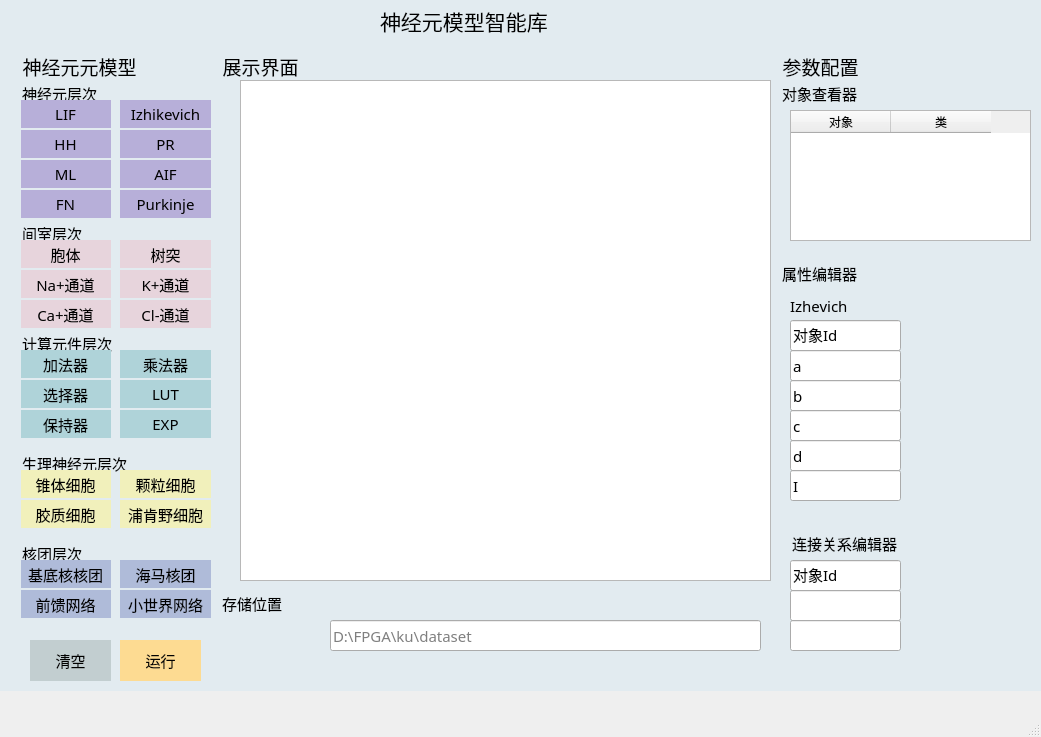
Before: the Qt Designer form UI/DDNA.ui in jingxuantju/Neurondatabase, drawn with Qt 5.
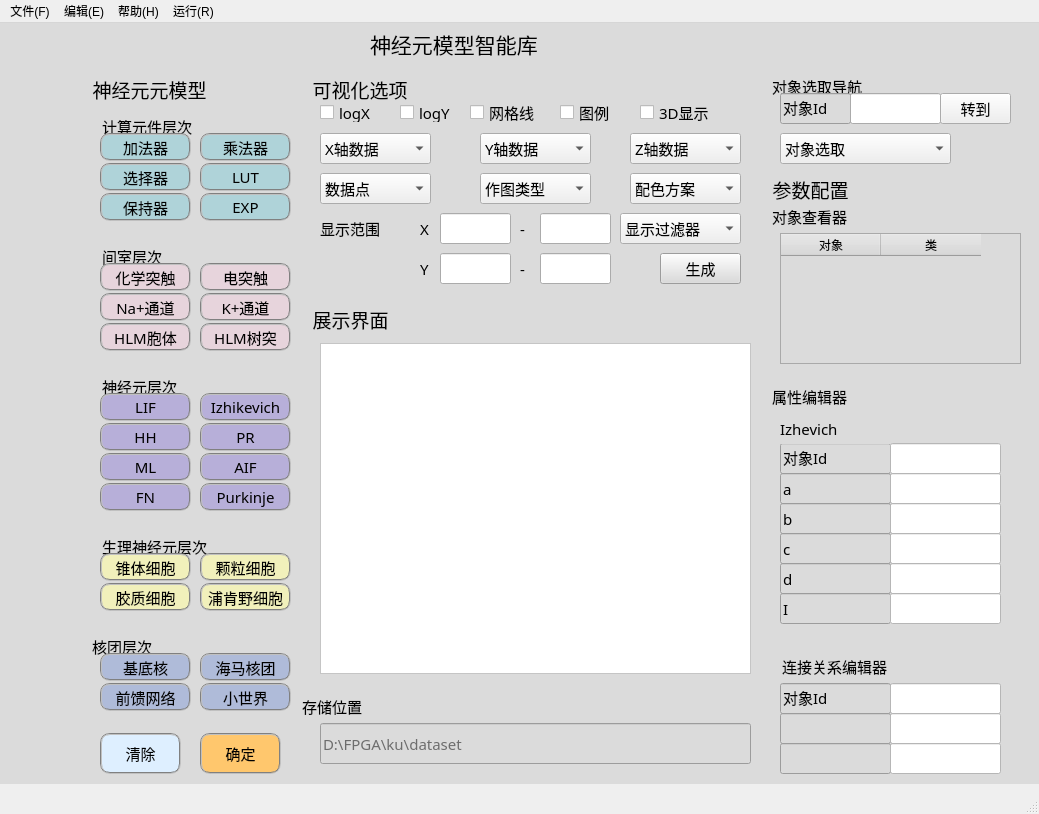
After: the same form once the commit is applied. Icons and pictures are not drawn.

Diff of the .ui file:
```diff
--- a/UI/DDNA.ui
+++ b/UI/DDNA.ui
@@ -6,8 +6,8 @@
    <rect>
     <x>0</x>
     <y>0</y>
-    <width>1041</width>
-    <height>737</height>
+    <width>1039</width>
+    <height>814</height>
    </rect>
   </property>
   <property name="windowTitle">
@@ -15,7 +15,7 @@
   </property>
   <property name="styleSheet">
    <string notr="true">QGroupBox {
-            background-color:#e2ebf0;          
+            background-color:#dbdbdb;          
 			border-style: solid;
         }</string>
   </property>
@@ -23,10 +23,10 @@
    <widget class="QGroupBox" name="groupBox_2">
     <property name="geometry">
      <rect>
-      <x>20</x>
+      <x>90</x>
       <y>50</y>
-      <width>211</width>
-      <height>641</height>
+      <width>221</width>
+      <height>711</height>
      </rect>
     </property>
     <property name="font">
@@ -35,14 +35,19 @@
       <pointsize>14</pointsize>
      </font>
     </property>
+    <property name="styleSheet">
+     <string notr="true">QWidget {
+            background-color:#DBDBDB;          
+        }</string>
+    </property>
     <property name="title">
      <string>神经元元模型</string>
     </property>
     <widget class="QGroupBox" name="groupBox_3">
      <property name="geometry">
       <rect>
-       <x>0</x>
-       <y>30</y>
+       <x>10</x>
+       <y>300</y>
        <width>191</width>
        <height>141</height>
       </rect>
@@ -78,6 +83,9 @@
        <string notr="true">QPushButton {
             background-color:#b7afd9;          
 			border-style: solid;
+			border:2px groove gray;
+			border-radius:10px;
+			padding:2px 4px;
         }</string>
       </property>
       <property name="text">
@@ -103,6 +111,9 @@
        <string notr="true">QPushButton {
             background-color:#b7afd9;          
 			border-style: solid;
+			border:2px groove gray;
+			border-radius:10px;
+			padding:2px 4px;
         }</string>
       </property>
       <property name="text">
@@ -131,6 +142,9 @@
        <string notr="true">QPushButton {
             background-color:#b7afd9;          
 			border-style: solid;
+			border:2px groove gray;
+			border-radius:10px;
+			padding:2px 4px;
         }</string>
       </property>
       <property name="text">
@@ -156,6 +170,9 @@
        <string notr="true">QPushButton {
             background-color:#b7afd9;          
 			border-style: solid;
+			border:2px groove gray;
+			border-radius:10px;
+			padding:2px 4px;
         }</string>
       </property>
       <property name="text">
@@ -184,6 +201,9 @@
        <string notr="true">QPushButton {
             background-color:#b7afd9;          
 			border-style: solid;
+			border:2px groove gray;
+			border-radius:10px;
+			padding:2px 4px;
         }</string>
       </property>
       <property name="text">
@@ -212,6 +232,9 @@
        <string notr="true">QPushButton {
             background-color:#b7afd9;          
 			border-style: solid;
+			border:2px groove gray;
+			border-radius:10px;
+			padding:2px 4px;
         }</string>
       </property>
       <property name="text">
@@ -240,6 +263,9 @@
        <string notr="true">QPushButton {
             background-color:#b7afd9;          
 			border-style: solid;
+			border:2px groove gray;
+			border-radius:10px;
+			padding:2px 4px;
         }</string>
       </property>
       <property name="text">
@@ -268,6 +294,9 @@
        <string notr="true">QPushButton {
             background-color:#b7afd9;          
 			border-style: solid;
+			border:2px groove gray;
+			border-radius:10px;
+			padding:2px 4px;
         }</string>
       </property>
       <property name="text">
@@ -278,7 +307,7 @@
     <widget class="QGroupBox" name="groupBox_4">
      <property name="geometry">
       <rect>
-       <x>0</x>
+       <x>10</x>
        <y>170</y>
        <width>191</width>
        <height>111</height>
@@ -315,10 +344,13 @@
        <string notr="true">QPushButton {
             background-color:#e7d4dc;          
 			border-style: solid;
+			border:2px groove gray;
+			border-radius:10px;
+			padding:2px 4px;
         }</string>
       </property>
       <property name="text">
-       <string>胞体</string>
+       <string>化学突触</string>
       </property>
      </widget>
      <widget class="QPushButton" name="dendButton">
@@ -343,10 +375,13 @@
        <string notr="true">QPushButton {
             background-color:#e7d4dc;          
 			border-style: solid;
+			border:2px groove gray;
+			border-radius:10px;
+			padding:2px 4px;
         }</string>
       </property>
       <property name="text">
-       <string>树突</string>
+       <string>电突触</string>
       </property>
      </widget>
      <widget class="QPushButton" name="KButton">
@@ -371,6 +406,9 @@
        <string notr="true">QPushButton {
             background-color:#e7d4dc;          
 			border-style: solid;
+			border:2px groove gray;
+			border-radius:10px;
+			padding:2px 4px;
         }</string>
       </property>
       <property name="text">
@@ -399,6 +437,9 @@
        <string notr="true">QPushButton {
             background-color:#e7d4dc;          
 			border-style: solid;
+			border:2px groove gray;
+			border-radius:10px;
+			padding:2px 4px;
         }</string>
       </property>
       <property name="text">
@@ -427,10 +468,13 @@
        <string notr="true">QPushButton {
             background-color:#e7d4dc;          
 			border-style: solid;
+			border:2px groove gray;
+			border-radius:10px;
+			padding:2px 4px;
         }</string>
       </property>
       <property name="text">
-       <string>Cl-通道</string>
+       <string>HLM树突</string>
       </property>
      </widget>
      <widget class="QPushButton" name="CaButton">
@@ -455,18 +499,21 @@
        <string notr="true">QPushButton {
             background-color:#e7d4dc;          
 			border-style: solid;
+			border:2px groove gray;
+			border-radius:10px;
+			padding:2px 4px;
         }</string>
       </property>
       <property name="text">
-       <string>Ca+通道</string>
+       <string>HLM胞体</string>
       </property>
      </widget>
     </widget>
     <widget class="QGroupBox" name="groupBox_5">
      <property name="geometry">
       <rect>
-       <x>0</x>
-       <y>280</y>
+       <x>10</x>
+       <y>40</y>
        <width>191</width>
        <height>121</height>
       </rect>
@@ -502,6 +549,9 @@
        <string notr="true">QPushButton {
             background-color:#AFD3D9;          
 			border-style: solid;
+			border:2px groove gray;
+			border-radius:10px;
+			padding:2px 4px;
         }</string>
       </property>
       <property name="text">
@@ -530,6 +580,9 @@
        <string notr="true">QPushButton {
             background-color:#AFD3D9;          
 			border-style: solid;
+			border:2px groove gray;
+			border-radius:10px;
+			padding:2px 4px;
         }</string>
       </property>
       <property name="text">
@@ -558,6 +611,9 @@
        <string notr="true">QPushButton {
             background-color:#AFD3D9;          
 			border-style: solid;
+			border:2px groove gray;
+			border-radius:10px;
+			padding:2px 4px;
         }</string>
       </property>
       <property name="text">
@@ -586,6 +642,9 @@
        <string notr="true">QPushButton {
             background-color:#AFD3D9;          
 			border-style: solid;
+			border:2px groove gray;
+			border-radius:10px;
+			padding:2px 4px;
         }</string>
       </property>
       <property name="text">
@@ -614,6 +673,9 @@
        <string notr="true">QPushButton {
             background-color:#AFD3D9;          
 			border-style: solid;
+			border:2px groove gray;
+			border-radius:10px;
+			padding:2px 4px;
         }</string>
       </property>
       <property name="text">
@@ -642,6 +704,9 @@
        <string notr="true">QPushButton {
             background-color:#AFD3D9;          
 			border-style: solid;
+			border:2px groove gray;
+			border-radius:10px;
+			padding:2px 4px;
         }</string>
       </property>
       <property name="text">
@@ -649,36 +714,11 @@
       </property>
      </widget>
     </widget>
-    <widget class="QPushButton" name="applyButton">
-     <property name="geometry">
-      <rect>
-       <x>100</x>
-       <y>590</y>
-       <width>81</width>
-       <height>41</height>
-      </rect>
-     </property>
-     <property name="font">
-      <font>
-       <family>黑体</family>
-       <pointsize>11</pointsize>
-      </font>
-     </property>
-     <property name="styleSheet">
-      <string notr="true">QPushButton {
-            background-color:#fddb92;          
-			border-style: solid;
-        }</string>
-     </property>
-     <property name="text">
-      <string>运行</string>
-     </property>
-    </widget>
     <widget class="QGroupBox" name="groupBox_11">
      <property name="geometry">
       <rect>
-       <x>0</x>
-       <y>400</y>
+       <x>10</x>
+       <y>460</y>
        <width>191</width>
        <height>81</height>
       </rect>
@@ -711,6 +751,9 @@
        <string notr="true">QPushButton {
             background-color:#f1f0bb;          
 			border-style: solid;
+			border:2px groove gray;
+			border-radius:10px;
+			padding:2px 4px;
         }</string>
       </property>
       <property name="text">
@@ -736,6 +779,9 @@
        <string notr="true">QPushButton {
             background-color:#f1f0bb;          
 			border-style: solid;
+			border:2px groove gray;
+			border-radius:10px;
+			padding:2px 4px;
         }</string>
       </property>
       <property name="text">
@@ -764,6 +810,9 @@
        <string notr="true">QPushButton {
             background-color:#f1f0bb;          
 			border-style: solid;
+			border:2px groove gray;
+			border-radius:10px;
+			padding:2px 4px;
         }</string>
       </property>
       <property name="text">
@@ -789,6 +838,9 @@
        <string notr="true">QPushButton {
             background-color:#f1f0bb;          
 			border-style: solid;
+			border:2px groove gray;
+			border-radius:10px;
+			padding:2px 4px;
         }</string>
       </property>
       <property name="text">
@@ -796,38 +848,13 @@
       </property>
      </widget>
     </widget>
-    <widget class="QPushButton" name="deleteButton">
-     <property name="geometry">
-      <rect>
-       <x>10</x>
-       <y>590</y>
-       <width>81</width>
-       <height>41</height>
-      </rect>
-     </property>
-     <property name="font">
-      <font>
-       <family>黑体</family>
-       <pointsize>11</pointsize>
-      </font>
-     </property>
-     <property name="styleSheet">
-      <string notr="true">QPushButton {
-            background-color:#c2ced0;          
-			border-style: solid;
-        }</string>
-     </property>
-     <property name="text">
-      <string>清空</string>
-     </property>
-    </widget>
     <widget class="QGroupBox" name="groupBox_12">
      <property name="geometry">
       <rect>
        <x>0</x>
-       <y>490</y>
-       <width>191</width>
-       <height>61</height>
+       <y>560</y>
+       <width>201</width>
+       <height>91</height>
       </rect>
      </property>
      <property name="font">
@@ -842,7 +869,7 @@
      <widget class="QPushButton" name="basalButton">
       <property name="geometry">
        <rect>
-        <x>0</x>
+        <x>10</x>
         <y>20</y>
         <width>91</width>
         <height>28</height>
@@ -858,16 +885,19 @@
        <string notr="true">QPushButton {
             background-color:#afbbd9;          
 			border-style: solid;
+			border:2px groove gray;
+			border-radius:10px;
+			padding:2px 4px;
         }</string>
       </property>
       <property name="text">
-       <string>基底核核团</string>
+       <string>基底核</string>
       </property>
      </widget>
      <widget class="QPushButton" name="IZButton_3">
       <property name="geometry">
        <rect>
-        <x>100</x>
+        <x>110</x>
         <y>20</y>
         <width>91</width>
         <height>28</height>
@@ -883,20 +913,82 @@
        <string notr="true">QPushButton {
             background-color:#afbbd9;          
 			border-style: solid;
+			border:2px groove gray;
+			border-radius:10px;
+			padding:2px 4px;
         }</string>
       </property>
       <property name="text">
        <string>海马核团</string>
       </property>
      </widget>
+     <widget class="QPushButton" name="basalButton_2">
+      <property name="geometry">
+       <rect>
+        <x>10</x>
+        <y>50</y>
+        <width>91</width>
+        <height>28</height>
+       </rect>
+      </property>
+      <property name="font">
+       <font>
+        <family>黑体</family>
+        <pointsize>11</pointsize>
+       </font>
+      </property>
+      <property name="styleSheet">
+       <string notr="true">QPushButton {
+            background-color:#afbbd9;          
+			border-style: solid;
+			border:2px groove gray;
+			border-radius:10px;
+			padding:2px 4px;
+        }</string>
+      </property>
+      <property name="text">
+       <string>前馈网络</string>
+      </property>
+     </widget>
+     <widget class="QPushButton" name="IZButton_4">
+      <property name="geometry">
+       <rect>
+        <x>110</x>
+        <y>50</y>
+        <width>91</width>
+        <height>28</height>
+       </rect>
+      </property>
+      <property name="font">
+       <font>
+        <family>黑体</family>
+        <pointsize>11</pointsize>
+       </font>
+      </property>
+      <property name="styleSheet">
+       <string notr="true">QPushButton {
+            background-color:#afbbd9;          
+			border-style: solid;
+			border:2px groove gray;
+			border-radius:10px;
+			padding:2px 4px;
+        }</string>
+      </property>
+      <property name="text">
+       <string>小世界</string>
+      </property>
+     </widget>
     </widget>
-    <widget class="QPushButton" name="IZButton_4">
+    <widget class="QPushButton" name="pushButton_7">
+     <property name="enabled">
+      <bool>true</bool>
+     </property>
      <property name="geometry">
       <rect>
-       <x>100</x>
-       <y>540</y>
-       <width>91</width>
-       <height>28</height>
+       <x>10</x>
+       <y>660</y>
+       <width>81</width>
+       <height>41</height>
       </rect>
      </property>
      <property name="font">
@@ -907,21 +999,27 @@
      </property>
      <property name="styleSheet">
       <string notr="true">QPushButton {
-            background-color:#afbbd9;          
+            background-color:#DEEFFF;          
 			border-style: solid;
+			border:2px groove gray;
+			border-radius:10px;
+			padding:2px 4px;
         }</string>
      </property>
      <property name="text">
-      <string>小世界网络</string>
+      <string>清除</string>
      </property>
     </widget>
-    <widget class="QPushButton" name="basalButton_2">
+    <widget class="QPushButton" name="pushButton_24">
+     <property name="enabled">
+      <bool>true</bool>
+     </property>
      <property name="geometry">
       <rect>
-       <x>0</x>
-       <y>540</y>
-       <width>91</width>
-       <height>28</height>
+       <x>110</x>
+       <y>660</y>
+       <width>81</width>
+       <height>41</height>
       </rect>
      </property>
      <property name="font">
@@ -932,22 +1030,25 @@
      </property>
      <property name="styleSheet">
       <string notr="true">QPushButton {
-            background-color:#afbbd9;          
+            background-color:#FFC76D;          
 			border-style: solid;
+			border:2px groove gray;
+			border-radius:10px;
+			padding:2px 4px;
         }</string>
      </property>
      <property name="text">
-      <string>前馈网络</string>
+      <string>确定</string>
      </property>
     </widget>
    </widget>
    <widget class="QGroupBox" name="groupBox_6">
     <property name="geometry">
      <rect>
-      <x>780</x>
-      <y>50</y>
-      <width>261</width>
-      <height>641</height>
+      <x>770</x>
+      <y>150</y>
+      <width>271</width>
+      <height>611</height>
      </rect>
     </property>
     <property name="font">
@@ -956,6 +1057,11 @@
       <pointsize>14</pointsize>
      </font>
     </property>
+    <property name="styleSheet">
+     <string notr="true">QWidget {
+            background-color:#DBDBDB;          
+        }</string>
+    </property>
     <property name="title">
      <string>参数配置</string>
     </property>
@@ -1336,6 +1442,11 @@
           <pointsize>11</pointsize>
          </font>
         </property>
+        <property name="styleSheet">
+         <string notr="true">QLabel {
+		border-color: #000000;
+        }</string>
+        </property>
         <property name="text">
          <string/>
         </property>
@@ -1397,6 +1508,150 @@
          <string>Izhevich</string>
         </property>
        </widget>
+       <widget class="QLineEdit" name="lineEdit_21">
+        <property name="geometry">
+         <rect>
+          <x>110</x>
+          <y>30</y>
+          <width>111</width>
+          <height>31</height>
+         </rect>
+        </property>
+        <property name="font">
+         <font>
+          <family>黑体</family>
+          <pointsize>11</pointsize>
+         </font>
+        </property>
+        <property name="styleSheet">
+         <string notr="true">QLineEdit {
+            background-color:#ffffff;          
+        }</string>
+        </property>
+        <property name="text">
+         <string/>
+        </property>
+       </widget>
+       <widget class="QLineEdit" name="lineEdit_22">
+        <property name="geometry">
+         <rect>
+          <x>110</x>
+          <y>150</y>
+          <width>111</width>
+          <height>31</height>
+         </rect>
+        </property>
+        <property name="font">
+         <font>
+          <family>黑体</family>
+          <pointsize>11</pointsize>
+         </font>
+        </property>
+        <property name="styleSheet">
+         <string notr="true">QLineEdit {
+            background-color:#ffffff;          
+        }</string>
+        </property>
+        <property name="text">
+         <string/>
+        </property>
+       </widget>
+       <widget class="QLineEdit" name="lineEdit_25">
+        <property name="geometry">
+         <rect>
+          <x>110</x>
+          <y>180</y>
+          <width>111</width>
+          <height>31</height>
+         </rect>
+        </property>
+        <property name="font">
+         <font>
+          <family>黑体</family>
+          <pointsize>11</pointsize>
+         </font>
+        </property>
+        <property name="styleSheet">
+         <string notr="true">QLineEdit {
+            background-color:#ffffff;          
+        }</string>
+        </property>
+        <property name="text">
+         <string/>
+        </property>
+       </widget>
+       <widget class="QLineEdit" name="lineEdit_26">
+        <property name="geometry">
+         <rect>
+          <x>110</x>
+          <y>120</y>
+          <width>111</width>
+          <height>31</height>
+         </rect>
+        </property>
+        <property name="font">
+         <font>
+          <family>黑体</family>
+          <pointsize>11</pointsize>
+         </font>
+        </property>
+        <property name="styleSheet">
+         <string notr="true">QLineEdit {
+            background-color:#ffffff;          
+        }</string>
+        </property>
+        <property name="text">
+         <string/>
+        </property>
+       </widget>
+       <widget class="QLineEdit" name="lineEdit_27">
+        <property name="geometry">
+         <rect>
+          <x>110</x>
+          <y>90</y>
+          <width>111</width>
+          <height>31</height>
+         </rect>
+        </property>
+        <property name="font">
+         <font>
+          <family>黑体</family>
+          <pointsize>11</pointsize>
+         </font>
+        </property>
+        <property name="styleSheet">
+         <string notr="true">QLineEdit {
+            background-color:#ffffff;          
+        }</string>
+        </property>
+        <property name="text">
+         <string/>
+        </property>
+       </widget>
+       <widget class="QLineEdit" name="lineEdit_28">
+        <property name="geometry">
+         <rect>
+          <x>110</x>
+          <y>60</y>
+          <width>111</width>
+          <height>31</height>
+         </rect>
+        </property>
+        <property name="font">
+         <font>
+          <family>黑体</family>
+          <pointsize>11</pointsize>
+         </font>
+        </property>
+        <property name="styleSheet">
+         <string notr="true">QLineEdit {
+            background-color:#ffffff;          
+        }</string>
+        </property>
+        <property name="text">
+         <string/>
+        </property>
+       </widget>
       </widget>
      </widget>
     </widget>
@@ -1475,15 +1730,87 @@
        <string/>
       </property>
      </widget>
+     <widget class="QLineEdit" name="lineEdit_29">
+      <property name="geometry">
+       <rect>
+        <x>110</x>
+        <y>90</y>
+        <width>111</width>
+        <height>31</height>
+       </rect>
+      </property>
+      <property name="font">
+       <font>
+        <family>黑体</family>
+        <pointsize>11</pointsize>
+       </font>
+      </property>
+      <property name="styleSheet">
+       <string notr="true">QLineEdit {
+            background-color:#ffffff;          
+        }</string>
+      </property>
+      <property name="text">
+       <string/>
+      </property>
+     </widget>
+     <widget class="QLineEdit" name="lineEdit_30">
+      <property name="geometry">
+       <rect>
+        <x>110</x>
+        <y>30</y>
+        <width>111</width>
+        <height>31</height>
+       </rect>
+      </property>
+      <property name="font">
+       <font>
+        <family>黑体</family>
+        <pointsize>11</pointsize>
+       </font>
+      </property>
+      <property name="styleSheet">
+       <string notr="true">QLineEdit {
+            background-color:#ffffff;          
+        }</string>
+      </property>
+      <property name="text">
+       <string/>
+      </property>
+     </widget>
+     <widget class="QLineEdit" name="lineEdit_31">
+      <property name="geometry">
+       <rect>
+        <x>110</x>
+        <y>60</y>
+        <width>111</width>
+        <height>31</height>
+       </rect>
+      </property>
+      <property name="font">
+       <font>
+        <family>黑体</family>
+        <pointsize>11</pointsize>
+       </font>
+      </property>
+      <property name="styleSheet">
+       <string notr="true">QLineEdit {
+            background-color:#ffffff;          
+        }</string>
+      </property>
+      <property name="text">
+       <string/>
+      </property>
+     </widget>
     </widget>
    </widget>
    <widget class="QGroupBox" name="groupBox_10">
     <property name="geometry">
      <rect>
-      <x>220</x>
-      <y>590</y>
-      <width>561</width>
-      <height>101</height>
+      <x>300</x>
+      <y>670</y>
+      <width>471</width>
+      <height>91</height>
      </rect>
     </property>
     <property name="font">
@@ -1492,16 +1819,21 @@
       <pointsize>11</pointsize>
      </font>
     </property>
+    <property name="styleSheet">
+     <string notr="true">QWidget {
+            background-color:#DBDBDB;          
+        }</string>
+    </property>
     <property name="title">
      <string>存储位置</string>
     </property>
     <widget class="QLineEdit" name="lineEdit_7">
      <property name="geometry">
       <rect>
-       <x>110</x>
+       <x>20</x>
        <y>30</y>
        <width>431</width>
-       <height>31</height>
+       <height>41</height>
       </rect>
      </property>
      <property name="font">
@@ -1518,10 +1850,10 @@
    <widget class="QGroupBox" name="groupBox">
     <property name="geometry">
      <rect>
-      <x>220</x>
-      <y>50</y>
-      <width>561</width>
-      <height>541</height>
+      <x>310</x>
+      <y>280</y>
+      <width>461</width>
+      <height>391</height>
      </rect>
     </property>
     <property name="font">
@@ -1530,16 +1862,21 @@
       <pointsize>14</pointsize>
      </font>
     </property>
+    <property name="styleSheet">
+     <string notr="true">QWidget {
+            background-color:#DBDBDB;          
+        }</string>
+    </property>
     <property name="title">
      <string>展示界面</string>
     </property>
     <widget class="QGraphicsView" name="graphicsView">
      <property name="geometry">
       <rect>
-       <x>20</x>
-       <y>30</y>
-       <width>531</width>
-       <height>501</height>
+       <x>10</x>
+       <y>40</y>
+       <width>431</width>
+       <height>331</height>
       </rect>
      </property>
      <property name="font">
@@ -1547,18 +1884,84 @@
        <family>黑体</family>
        <pointsize>11</pointsize>
       </font>
+     </property>
+     <property name="styleSheet">
+      <string notr="true">QGraphicsView {
+            background-color:#FFFFFF;          
+        }</string>
+     </property>
+    </widget>
+    <widget class="QPushButton" name="applyButton">
+     <property name="geometry">
+      <rect>
+       <x>370</x>
+       <y>550</y>
+       <width>81</width>
+       <height>41</height>
+      </rect>
+     </property>
+     <property name="font">
+      <font>
+       <family>黑体</family>
+       <pointsize>11</pointsize>
+      </font>
+     </property>
+     <property name="styleSheet">
+      <string notr="true">QPushButton {
+            background-color:#fddb92;          
+			border-style: solid;
+			border:2px groove gray;
+			border-radius:10px;
+			padding:2px 4px;
+        }</string>
+     </property>
+     <property name="text">
+      <string>运行</string>
+     </property>
+    </widget>
+    <widget class="QPushButton" name="deleteButton">
+     <property name="geometry">
+      <rect>
+       <x>270</x>
+       <y>550</y>
+       <width>81</width>
+       <height>41</height>
+      </rect>
+     </property>
+     <property name="font">
+      <font>
+       <family>黑体</family>
+       <pointsize>11</pointsize>
+      </font>
+     </property>
+     <property name="styleSheet">
+      <string notr="true">QPushButton {
+            background-color:#c2ced0;          
+			border-style: solid;
+			border:2px groove gray;
+			border-radius:10px;
+			padding:2px 4px;
+        }</string>
+     </property>
+     <property name="text">
+      <string>清空</string>
      </property>
     </widget>
    </widget>
    <widget class="QGroupBox" name="groupBox_13">
     <property name="geometry">
      <rect>
-      <x>20</x>
+      <x>10</x>
       <y>0</y>
-      <width>1021</width>
+      <width>1031</width>
       <height>51</height>
      </rect>
     </property>
+    <property name="styleSheet">
+     <string notr="true">QWidget {
+            background-color:#DBDBDB;          
+        }</string>
+    </property>
     <property name="title">
      <string/>
     </property>
@@ -1587,13 +1990,646 @@
      <rect>
       <x>0</x>
       <y>0</y>
-      <width>21</width>
-      <height>691</height>
+      <width>91</width>
+      <height>761</height>
      </rect>
     </property>
+    <property name="styleSheet">
+     <string notr="true">QWidget {
+            background-color:#DBDBDB;          
+        }</string>
+    </property>
     <property name="title">
      <string/>
     </property>
+    <widget class="QLabel" name="label_3">
+     <property name="geometry">
+      <rect>
+       <x>10</x>
+       <y>620</y>
+       <width>81</width>
+       <height>51</height>
+      </rect>
+     </property>
+     <property name="styleSheet">
+      <string notr="true">border-image: url(:/a1/灰色底色11.bmp);</string>
+     </property>
+     <property name="text">
+      <string/>
+     </property>
+    </widget>
+    <widget class="QLabel" name="label_5">
+     <property name="geometry">
+      <rect>
+       <x>10</x>
+       <y>530</y>
+       <width>81</width>
+       <height>61</height>
+      </rect>
+     </property>
+     <property name="styleSheet">
+      <string notr="true">border-image: url(:/a1/灰色底色12.bmp);</string>
+     </property>
+     <property name="text">
+      <string/>
+     </property>
+    </widget>
+    <widget class="QLabel" name="label_6">
+     <property name="geometry">
+      <rect>
+       <x>10</x>
+       <y>290</y>
+       <width>81</width>
+       <height>51</height>
+      </rect>
+     </property>
+     <property name="styleSheet">
+      <string notr="true">border-image: url(:/a1/灰色底色13.bmp);</string>
+     </property>
+     <property name="text">
+      <string/>
+     </property>
+    </widget>
+    <widget class="QLabel" name="label_7">
+     <property name="geometry">
+      <rect>
+       <x>10</x>
+       <y>360</y>
+       <width>81</width>
+       <height>51</height>
+      </rect>
+     </property>
+     <property name="styleSheet">
+      <string notr="true">border-image: url(:/a1/灰色底色21.bmp);</string>
+     </property>
+     <property name="text">
+      <string/>
+     </property>
+    </widget>
+    <widget class="QLabel" name="label_9">
+     <property name="geometry">
+      <rect>
+       <x>10</x>
+       <y>450</y>
+       <width>81</width>
+       <height>51</height>
+      </rect>
+     </property>
+     <property name="styleSheet">
+      <string notr="true">border-image: url(:/a1/灰色底色23.bmp);</string>
+     </property>
+     <property name="text">
+      <string/>
+     </property>
+    </widget>
+    <widget class="QLabel" name="label_10">
+     <property name="geometry">
+      <rect>
+       <x>10</x>
+       <y>160</y>
+       <width>81</width>
+       <height>71</height>
+      </rect>
+     </property>
+     <property name="styleSheet">
+      <string notr="true">border-image: url(:/a1/灰色离子通道1.bmp);</string>
+     </property>
+     <property name="text">
+      <string/>
+     </property>
+    </widget>
+    <widget class="QLabel" name="label_8">
+     <property name="geometry">
+      <rect>
+       <x>10</x>
+       <y>250</y>
+       <width>91</width>
+       <height>51</height>
+      </rect>
+     </property>
+     <property name="styleSheet">
+      <string notr="true">border-image: url(:/a1/灰色底色22.bmp);</string>
+     </property>
+     <property name="text">
+      <string/>
+     </property>
+    </widget>
+   </widget>
+   <widget class="QGroupBox" name="groupBox_16">
+    <property name="geometry">
+     <rect>
+      <x>770</x>
+      <y>50</y>
+      <width>281</width>
+      <height>101</height>
+     </rect>
+    </property>
+    <property name="font">
+     <font>
+      <family>黑体</family>
+      <pointsize>11</pointsize>
+     </font>
+    </property>
+    <property name="title">
+     <string>对象选取导航</string>
+    </property>
+    <widget class="QComboBox" name="comboBox_9">
+     <property name="geometry">
+      <rect>
+       <x>10</x>
+       <y>60</y>
+       <width>171</width>
+       <height>31</height>
+      </rect>
+     </property>
+     <property name="font">
+      <font>
+       <family>黑体</family>
+       <pointsize>11</pointsize>
+      </font>
+     </property>
+     <item>
+      <property name="text">
+       <string>对象选取</string>
+      </property>
+     </item>
+    </widget>
+    <widget class="QLineEdit" name="lineEdit_9">
+     <property name="geometry">
+      <rect>
+       <x>10</x>
+       <y>20</y>
+       <width>71</width>
+       <height>31</height>
+      </rect>
+     </property>
+     <property name="font">
+      <font>
+       <family>黑体</family>
+       <pointsize>11</pointsize>
+      </font>
+     </property>
+     <property name="styleSheet">
+      <string notr="true">QLineEdit {
+            background-color:#dbdbdb;          
+        }</string>
+     </property>
+     <property name="text">
+      <string>对象Id</string>
+     </property>
+    </widget>
+    <widget class="QLineEdit" name="lineEdit_11">
+     <property name="geometry">
+      <rect>
+       <x>80</x>
+       <y>20</y>
+       <width>91</width>
+       <height>31</height>
+      </rect>
+     </property>
+    </widget>
+    <widget class="QPushButton" name="pushButton">
+     <property name="geometry">
+      <rect>
+       <x>170</x>
+       <y>20</y>
+       <width>71</width>
+       <height>31</height>
+      </rect>
+     </property>
+     <property name="font">
+      <font>
+       <family>黑体</family>
+       <pointsize>11</pointsize>
+      </font>
+     </property>
+     <property name="text">
+      <string>转到</string>
+     </property>
+    </widget>
+   </widget>
+   <widget class="QGroupBox" name="groupBox_15">
+    <property name="geometry">
+     <rect>
+      <x>310</x>
+      <y>50</y>
+      <width>461</width>
+      <height>231</height>
+     </rect>
+    </property>
+    <property name="font">
+     <font>
+      <family>黑体</family>
+      <pointsize>14</pointsize>
+     </font>
+    </property>
+    <property name="title">
+     <string>可视化选项</string>
+    </property>
+    <widget class="QComboBox" name="comboBox">
+     <property name="geometry">
+      <rect>
+       <x>10</x>
+       <y>60</y>
+       <width>111</width>
+       <height>31</height>
+      </rect>
+     </property>
+     <property name="font">
+      <font>
+       <family>黑体</family>
+       <pointsize>11</pointsize>
+      </font>
+     </property>
+     <item>
+      <property name="text">
+       <string>X轴数据</string>
+      </property>
+     </item>
+    </widget>
+    <widget class="QComboBox" name="comboBox_2">
+     <property name="geometry">
+      <rect>
+       <x>170</x>
+       <y>60</y>
+       <width>111</width>
+       <height>31</height>
+      </rect>
+     </property>
+     <property name="font">
+      <font>
+       <family>黑体</family>
+       <pointsize>11</pointsize>
+      </font>
+     </property>
+     <item>
+      <property name="text">
+       <string>Y轴数据</string>
+      </property>
+     </item>
+    </widget>
+    <widget class="QComboBox" name="comboBox_3">
+     <property name="geometry">
+      <rect>
+       <x>10</x>
+       <y>100</y>
+       <width>111</width>
+       <height>31</height>
+      </rect>
+     </property>
+     <property name="font">
+      <font>
+       <family>黑体</family>
+       <pointsize>11</pointsize>
+      </font>
+     </property>
+     <item>
+      <property name="text">
+       <string>数据点</string>
+      </property>
+     </item>
+    </widget>
+    <widget class="QComboBox" name="comboBox_4">
+     <property name="geometry">
+      <rect>
+       <x>170</x>
+       <y>100</y>
+       <width>111</width>
+       <height>31</height>
+      </rect>
+     </property>
+     <property name="font">
+      <font>
+       <family>黑体</family>
+       <pointsize>11</pointsize>
+      </font>
+     </property>
+     <item>
+      <property name="text">
+       <string>作图类型</string>
+      </property>
+     </item>
+    </widget>
+    <widget class="QComboBox" name="comboBox_5">
+     <property name="geometry">
+      <rect>
+       <x>320</x>
+       <y>100</y>
+       <width>111</width>
+       <height>31</height>
+      </rect>
+     </property>
+     <property name="font">
+      <font>
+       <family>黑体</family>
+       <pointsize>11</pointsize>
+      </font>
+     </property>
+     <item>
+      <property name="text">
+       <string>配色方案</string>
+      </property>
+     </item>
+    </widget>
+    <widget class="QCheckBox" name="checkBox">
+     <property name="geometry">
+      <rect>
+       <x>10</x>
+       <y>30</y>
+       <width>91</width>
+       <height>19</height>
+      </rect>
+     </property>
+     <property name="font">
+      <font>
+       <family>黑体</family>
+       <pointsize>11</pointsize>
+      </font>
+     </property>
+     <property name="text">
+      <string>logX</string>
+     </property>
+    </widget>
+    <widget class="QCheckBox" name="checkBox_2">
+     <property name="geometry">
+      <rect>
+       <x>90</x>
+       <y>30</y>
+       <width>91</width>
+       <height>19</height>
+      </rect>
+     </property>
+     <property name="font">
+      <font>
+       <family>黑体</family>
+       <pointsize>11</pointsize>
+      </font>
+     </property>
+     <property name="text">
+      <string>logY</string>
+     </property>
+    </widget>
+    <widget class="QCheckBox" name="checkBox_5">
+     <property name="geometry">
+      <rect>
+       <x>250</x>
+       <y>30</y>
+       <width>91</width>
+       <height>19</height>
+      </rect>
+     </property>
+     <property name="font">
+      <font>
+       <family>黑体</family>
+       <pointsize>11</pointsize>
+      </font>
+     </property>
+     <property name="text">
+      <string>图例</string>
+     </property>
+    </widget>
+    <widget class="QCheckBox" name="checkBox_4">
+     <property name="geometry">
+      <rect>
+       <x>160</x>
+       <y>30</y>
+       <width>101</width>
+       <height>19</height>
+      </rect>
+     </property>
+     <property name="font">
+      <font>
+       <family>黑体</family>
+       <pointsize>11</pointsize>
+      </font>
+     </property>
+     <property name="text">
+      <string>网格线</string>
+     </property>
+    </widget>
+    <widget class="QCheckBox" name="checkBox_29">
+     <property name="geometry">
+      <rect>
+       <x>330</x>
+       <y>30</y>
+       <width>91</width>
+       <height>19</height>
+      </rect>
+     </property>
+     <property name="font">
+      <font>
+       <family>黑体</family>
+       <pointsize>11</pointsize>
+      </font>
+     </property>
+     <property name="text">
+      <string>3D显示</string>
+     </property>
+    </widget>
+    <widget class="QComboBox" name="comboBox_17">
+     <property name="geometry">
+      <rect>
+       <x>320</x>
+       <y>60</y>
+       <width>111</width>
+       <height>31</height>
+      </rect>
+     </property>
+     <property name="font">
+      <font>
+       <family>黑体</family>
+       <pointsize>11</pointsize>
+      </font>
+     </property>
+     <item>
+      <property name="text">
+       <string>Z轴数据</string>
+      </property>
+     </item>
+    </widget>
+    <widget class="QLineEdit" name="lineEdit_5">
+     <property name="geometry">
+      <rect>
+       <x>230</x>
+       <y>180</y>
+       <width>71</width>
+       <height>31</height>
+      </rect>
+     </property>
+    </widget>
+    <widget class="QLineEdit" name="lineEdit">
+     <property name="geometry">
+      <rect>
+       <x>130</x>
+       <y>140</y>
+       <width>71</width>
+       <height>31</height>
+      </rect>
+     </property>
+    </widget>
+    <widget class="QLabel" name="label_18">
+     <property name="geometry">
+      <rect>
+       <x>210</x>
+       <y>140</y>
+       <width>16</width>
+       <height>31</height>
+      </rect>
+     </property>
+     <property name="font">
+      <font>
+       <family>黑体</family>
+       <pointsize>11</pointsize>
+      </font>
+     </property>
+     <property name="text">
+      <string>-</string>
+     </property>
+    </widget>
+    <widget class="QLabel" name="label_13">
+     <property name="geometry">
+      <rect>
+       <x>110</x>
+       <y>180</y>
+       <width>16</width>
+       <height>31</height>
+      </rect>
+     </property>
+     <property name="font">
+      <font>
+       <family>黑体</family>
+       <pointsize>11</pointsize>
+      </font>
+     </property>
+     <property name="text">
+      <string>Y</string>
+     </property>
+    </widget>
+    <widget class="QLineEdit" name="lineEdit_2">
+     <property name="geometry">
+      <rect>
+       <x>130</x>
+       <y>180</y>
+       <width>71</width>
+       <height>31</height>
+      </rect>
+     </property>
+    </widget>
+    <widget class="QLabel" name="label_17">
+     <property name="geometry">
+      <rect>
+       <x>210</x>
+       <y>180</y>
+       <width>16</width>
+       <height>31</height>
+      </rect>
+     </property>
+     <property name="font">
+      <font>
+       <family>黑体</family>
+       <pointsize>11</pointsize>
+      </font>
+     </property>
+     <property name="text">
+      <string>-</string>
+     </property>
+    </widget>
+    <widget class="QLabel" name="label_2">
+     <property name="geometry">
+      <rect>
+       <x>10</x>
+       <y>140</y>
+       <width>91</width>
+       <height>31</height>
+      </rect>
+     </property>
+     <property name="font">
+      <font>
+       <family>黑体</family>
+       <pointsize>11</pointsize>
+      </font>
+     </property>
+     <property name="text">
+      <string>显示范围</string>
+     </property>
+    </widget>
+    <widget class="QLineEdit" name="lineEdit_8">
+     <property name="geometry">
+      <rect>
+       <x>230</x>
+       <y>140</y>
+       <width>71</width>
+       <height>31</height>
+      </rect>
+     </property>
+    </widget>
+    <widget class="QLabel" name="label_4">
+     <property name="geometry">
+      <rect>
+       <x>110</x>
+       <y>140</y>
+       <width>16</width>
+       <height>31</height>
+      </rect>
+     </property>
+     <property name="font">
+      <font>
+       <family>黑体</family>
+       <pointsize>11</pointsize>
+      </font>
+     </property>
+     <property name="text">
+      <string>X</string>
+     </property>
+    </widget>
+    <widget class="QComboBox" name="comboBox_41">
+     <property name="geometry">
+      <rect>
+       <x>310</x>
+       <y>140</y>
+       <width>121</width>
+       <height>31</height>
+      </rect>
+     </property>
+     <property name="font">
+      <font>
+       <family>黑体</family>
+       <pointsize>11</pointsize>
+      </font>
+     </property>
+     <item>
+      <property name="text">
+       <string>显示过滤器</string>
+      </property>
+     </item>
+    </widget>
+    <widget class="QPushButton" name="pushButton_25">
+     <property name="enabled">
+      <bool>true</bool>
+     </property>
+     <property name="geometry">
+      <rect>
+       <x>350</x>
+       <y>180</y>
+       <width>81</width>
+       <height>31</height>
+      </rect>
+     </property>
+     <property name="font">
+      <font>
+       <family>黑体</family>
+       <pointsize>11</pointsize>
+      </font>
+     </property>
+     <property name="styleSheet">
+      <string notr="true">QPushButton {
+            background-color:#dbdbdb;          
+        }</string>
+     </property>
+     <property name="text">
+      <string>生成</string>
+     </property>
+    </widget>
    </widget>
   </widget>
   <widget class="QMenuBar" name="menubar">
@@ -1601,10 +2637,38 @@
     <rect>
      <x>0</x>
      <y>0</y>
-     <width>1041</width>
+     <width>1039</width>
      <height>26</height>
     </rect>
    </property>
+   <widget class="QMenu" name="menu">
+    <property name="title">
+     <string>文件(F)</string>
+    </property>
+    <addaction name="actionNew"/>
+    <addaction name="actionOpen"/>
+    <addaction name="actionClose"/>
+    <addaction name="actionSave"/>
+   </widget>
+   <widget class="QMenu" name="menu_2">
+    <property name="title">
+     <string>编辑(E)</string>
+    </property>
+   </widget>
+   <widget class="QMenu" name="menu_3">
+    <property name="title">
+     <string>帮助(H)</string>
+    </property>
+   </widget>
+   <widget class="QMenu" name="menu_R">
+    <property name="title">
+     <string>运行(R)</string>
+    </property>
+   </widget>
+   <addaction name="menu"/>
+   <addaction name="menu_2"/>
+   <addaction name="menu_3"/>
+   <addaction name="menu_R"/>
   </widget>
   <widget class="QStatusBar" name="statusbar"/>
  </widget>
```
Left out of the diff: 24 changed lines with no effect on the pictures.
